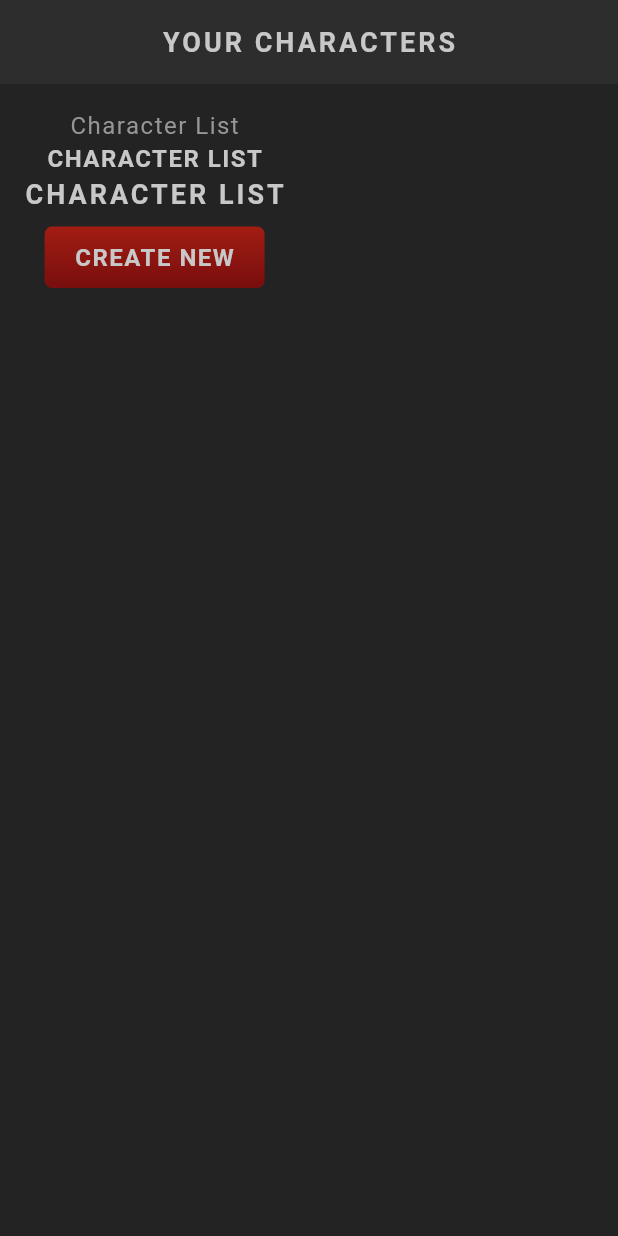
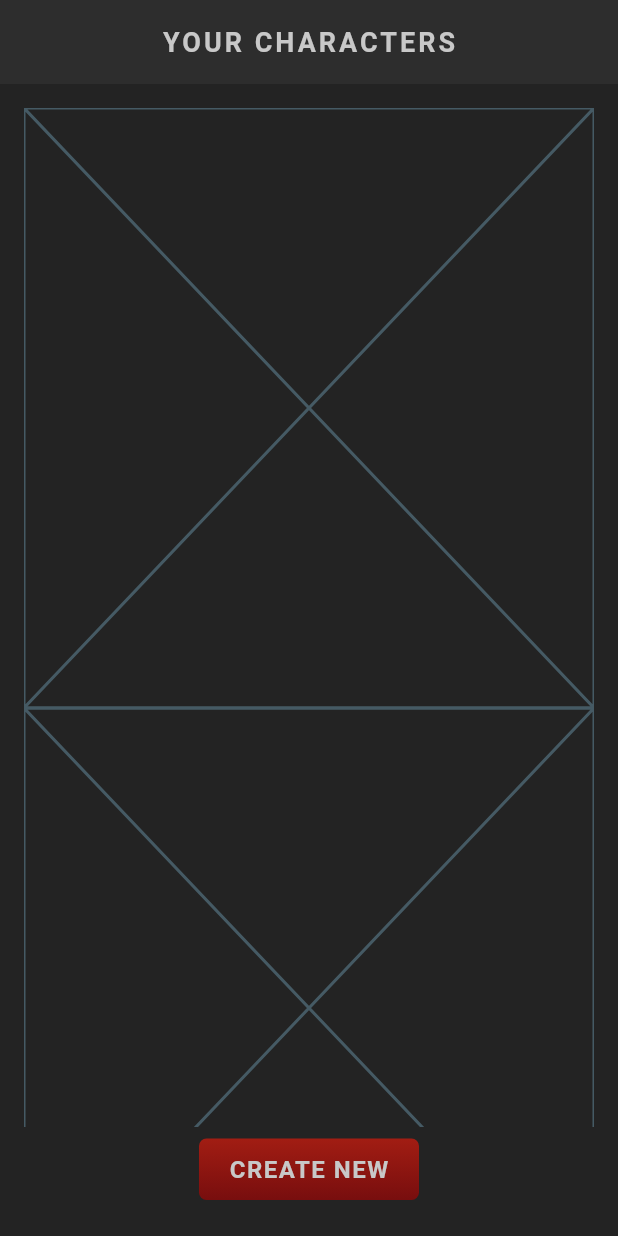
Before and after one commit to supremed3v/flutter_rpg_practice, a Flutter app: the screen it shows after launch, on a phone screen of 412 x 824 dp. Run offline on Flutter 3.47's test engine with Material 3 defaults, Android fonts, the phone set to English and light mode, and no system bars; our stand-ins replace google_fonts; Roboto replaces fonts that are missing (Kanit).

Commit message:
working on character card

```diff
--- /dev/null
+++ b/lib/screens/home/character_card.dart
@@ -0,0 +1,10 @@
+import 'package:flutter/material.dart';
+
+class CharacterCard extends StatelessWidget {
+  const CharacterCard({super.key});
+
+  @override
+  Widget build(BuildContext context) {
+    return const Placeholder();
+  }
+}
--- a/lib/screens/home/home.dart
+++ b/lib/screens/home/home.dart
@@ -1,4 +1,6 @@
 import 'package:flutter/material.dart';
+import 'package:flutter/widgets.dart';
+import 'package:flutter_rpg/screens/home/character_card.dart';
 import 'package:flutter_rpg/shared/styled_button.dart';
 import 'package:flutter_rpg/shared/styled_text.dart';
 
@@ -10,6 +12,8 @@ class Home extends StatefulWidget {
 }
 
 class _HomeState extends State<Home> {
+  List characters = ['mario', 'luigi', 'peach', 'toad', 'bowser', 'koopa'];
+
   @override
   Widget build(BuildContext context) {
     return Scaffold(
@@ -21,9 +25,14 @@ class _HomeState extends State<Home> {
           padding: const EdgeInsets.all(16),
           child: Column(
             children: [
-              const StyledText("Character List"),
-              const StyledHeading("Character List"),
-              const StyledTitle("Character List"),
+              Expanded(
+                child: ListView.builder(
+                  itemCount: characters.length,
+                  itemBuilder: (_, index) {
+                    return CharacterCard();
+                  },
+                ),
+              ),
               StyledButton(
                   onPressed: () {}, child: const StyledHeading("Create New"))
             ],
```
